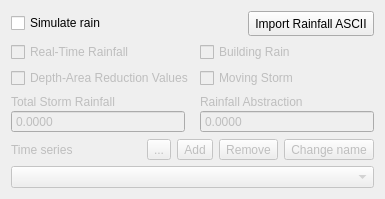
This is flo2d/ui/rain_editor.ui in FLO-2DSoftware/qgis-flo-2d-plugin as Qt 5 draws it before an edit. The edited form follows.
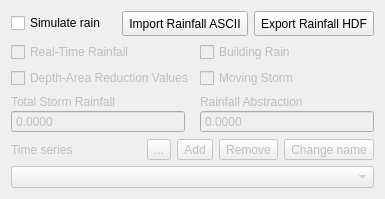
This is the edited form. Icons and pictures are not drawn.

Diff of the .ui file:
```diff
--- a/flo2d/ui/rain_editor.ui
+++ b/flo2d/ui/rain_editor.ui
@@ -30,7 +30,7 @@
       <widget class="QToolButton" name="asc_btn">
        <property name="minimumSize">
         <size>
-         <width>0</width>
+         <width>115</width>
          <height>25</height>
         </size>
        </property>
@@ -39,6 +39,19 @@
        </property>
       </widget>
      </item>
+     <item>
+      <widget class="QToolButton" name="hdf_btn">
+       <property name="minimumSize">
+        <size>
+         <width>115</width>
+         <height>25</height>
+        </size>
+       </property>
+       <property name="text">
+        <string>Export Rainfall HDF</string>
+       </property>
+      </widget>
+     </item>
     </layout>
    </item>
    <item>
```
